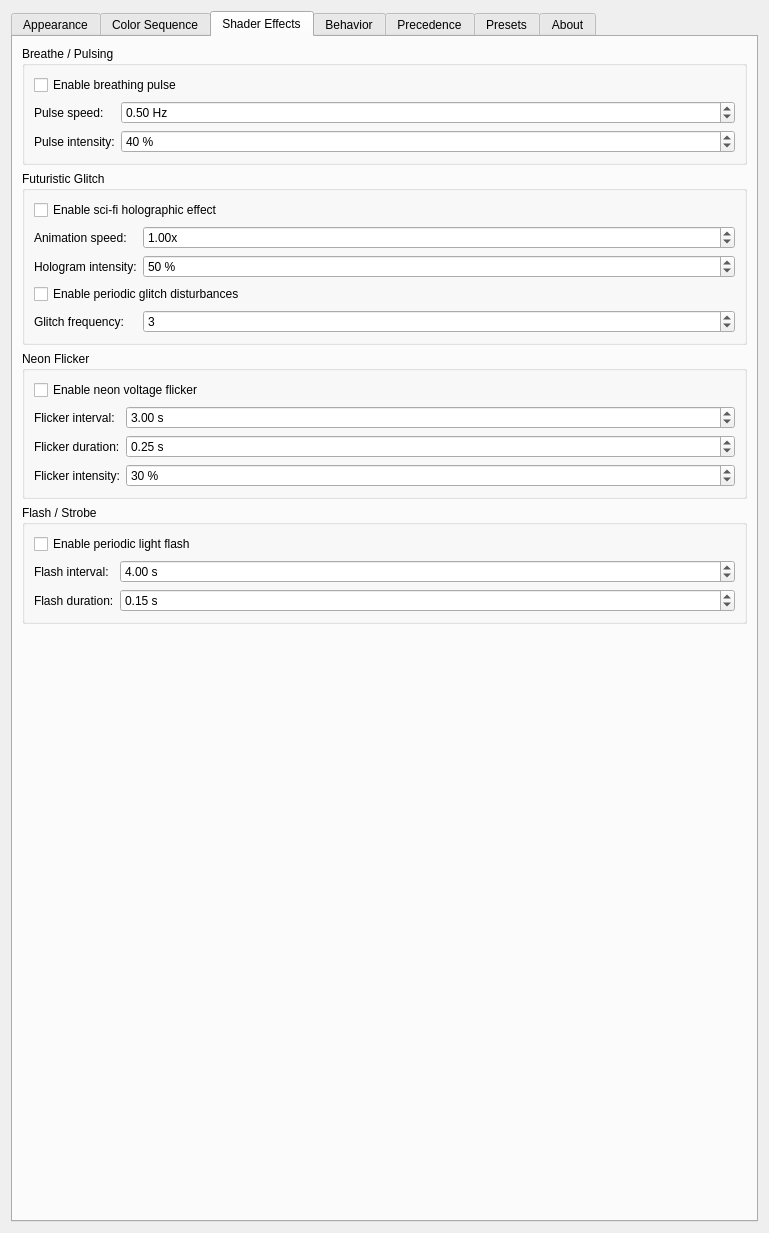
First picture: the form in activewindowoutline_config.ui, repository gmalinowski/LeapK, before the edit.
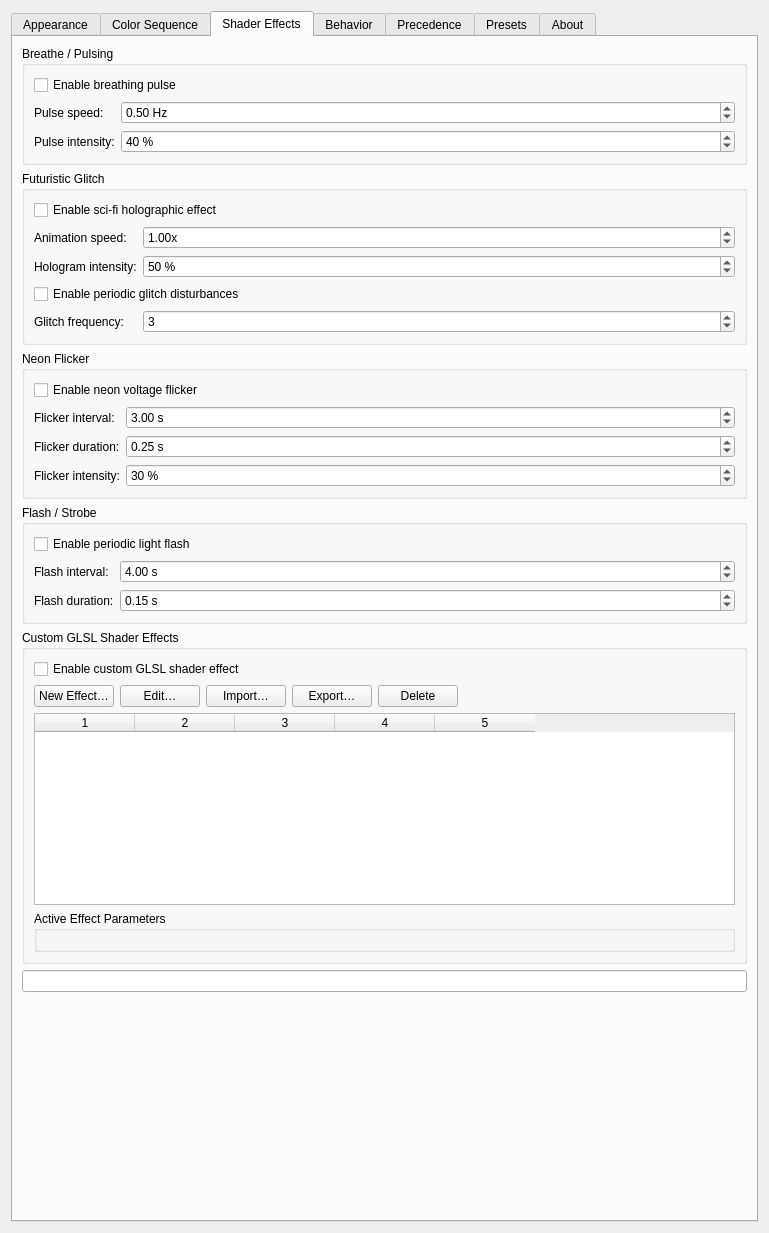
Second picture: the form after the edit. The open tabs and pages were chosen to show the change. Icons and pictures are not drawn. Custom widgets are drawn as their Qt base class.

Commit message: feat(shaders): implement modular custom GLSL shader effects system with import/export and dynamic parameters

```diff
--- a/activewindowoutline_config.ui
+++ b/activewindowoutline_config.ui
@@ -1121,6 +1121,111 @@
         </widget>
        </item>
 
+       <item>
+        <widget class="QGroupBox" name="groupCustomShaders">
+         <property name="title">
+          <string>Custom GLSL Shader Effects</string>
+         </property>
+         <layout class="QVBoxLayout" name="verticalLayoutCustomShaders">
+          <item>
+           <widget class="QCheckBox" name="kcfg_CustomShaderEnabled">
+            <property name="text">
+             <string>Enable custom GLSL shader effect</string>
+            </property>
+           </widget>
+          </item>
+          <item>
+           <layout class="QHBoxLayout" name="layoutShaderToolbar">
+            <item>
+             <widget class="QPushButton" name="btnNewShader">
+              <property name="text">
+               <string>New Effect…</string>
+              </property>
+             </widget>
+            </item>
+            <item>
+             <widget class="QPushButton" name="btnEditShader">
+              <property name="text">
+               <string>Edit…</string>
+              </property>
+             </widget>
+            </item>
+            <item>
+             <widget class="QPushButton" name="btnImportShader">
+              <property name="text">
+               <string>Import…</string>
+              </property>
+             </widget>
+            </item>
+            <item>
+             <widget class="QPushButton" name="btnExportShader">
+              <property name="text">
+               <string>Export…</string>
+              </property>
+             </widget>
+            </item>
+            <item>
+             <widget class="QPushButton" name="btnDeleteShader">
+              <property name="text">
+               <string>Delete</string>
+              </property>
+             </widget>
+            </item>
+            <item>
+             <spacer name="spacerShaderToolbar">
+              <property name="orientation">
+               <enum>Qt::Horizontal</enum>
+              </property>
+              <property name="sizeHint" stdset="0">
+               <size>
+                <width>40</width>
+                <height>20</height>
+               </size>
+              </property>
+             </spacer>
+            </item>
+           </layout>
+          </item>
+          <item>
+           <widget class="QTableWidget" name="tableShaders">
+            <property name="minimumSize">
+             <size>
+              <width>0</width>
+              <height>140</height>
+             </size>
+            </property>
+            <property name="selectionMode">
+             <enum>QAbstractItemView::SingleSelection</enum>
+            </property>
+            <property name="selectionBehavior">
+             <enum>QAbstractItemView::SelectRows</enum>
+            </property>
+            <property name="columnCount">
+             <number>5</number>
+            </property>
+           </widget>
+          </item>
+          <item>
+           <widget class="QGroupBox" name="groupActiveShaderParams">
+            <property name="title">
+             <string>Active Effect Parameters</string>
+            </property>
+            <layout class="QFormLayout" name="formLayoutShaderParams">
+            </layout>
+           </widget>
+          </item>
+         </layout>
+        </widget>
+       </item>
+
+       <item>
+        <widget class="QLineEdit" name="kcfg_ActiveCustomShaderId">
+         <property name="visible">
+          <bool>false</bool>
+         </property>
+        </widget>
+       </item>
+
        <item>
         <spacer name="verticalSpacerEffects">
          <property name="orientation">
```
The commit also changes 19 other files.
